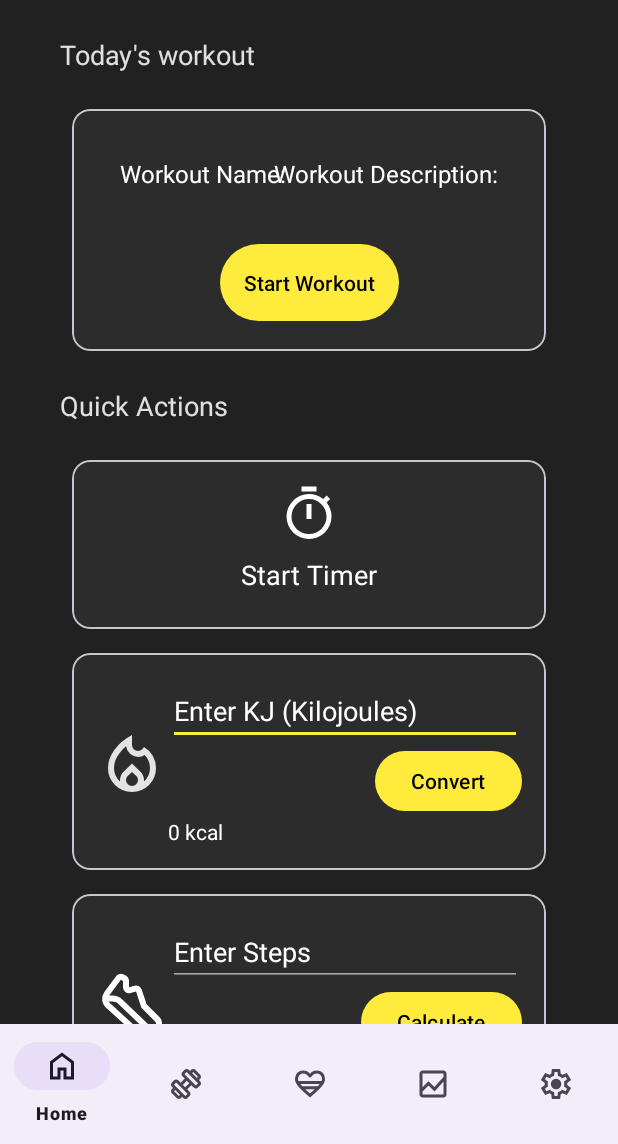
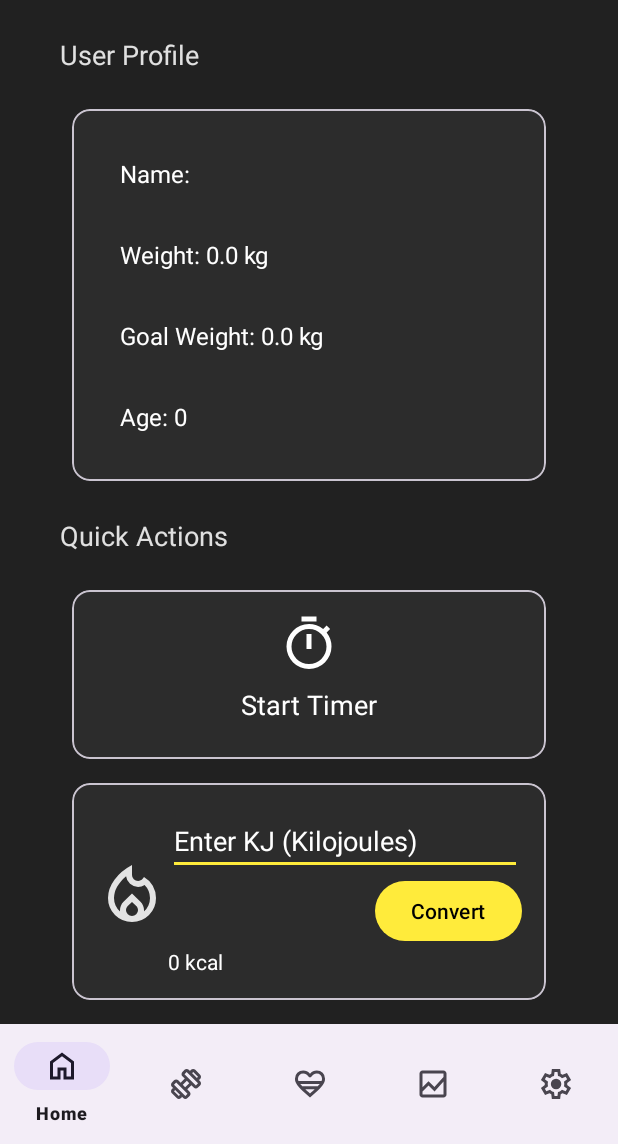
Before and after one commit to aarojs/MyFit-Fitness-Tracker, an Android app: the screen it shows after launch (MainActivity), on a phone screen of 412 x 824 dp, the part 92-1236 px from its top. Run offline under Robolectric (Android 15) with nearby library versions, the phone set to English and light mode, and no system bars; our stand-ins replace navigation-ui.

Commit message:
Updated Home Fragment to display user settings

```diff
--- a/app/src/main/java/au/edu/swin/mobiledev/assignment03/myfit/ui/home/HomeFragment.kt
+++ b/app/src/main/java/au/edu/swin/mobiledev/assignment03/myfit/ui/home/HomeFragment.kt
@@ -1,21 +1,28 @@
 package au.edu.swin.mobiledev.assignment03.myfit.ui.home
 
 import android.os.Bundle
+import android.provider.Settings
 import androidx.fragment.app.Fragment
 import android.view.LayoutInflater
 import android.view.View
 import android.view.ViewGroup
 import androidx.core.view.ViewCompat
 import androidx.core.view.WindowInsetsCompat
+import androidx.lifecycle.ViewModelProvider
+import androidx.lifecycle.lifecycleScope
 import androidx.navigation.fragment.findNavController
 import au.edu.swin.mobiledev.assignment03.myfit.R
 import au.edu.swin.mobiledev.assignment03.myfit.databinding.FragmentHomeBinding
+import au.edu.swin.mobiledev.assignment03.myfit.ui.settings.SettingsViewModel
+import kotlinx.coroutines.flow.collectLatest
+import kotlinx.coroutines.launch
 
 
 class HomeFragment : Fragment() {
 
     private var _binding: FragmentHomeBinding? = null
     private val binding get() = _binding!! // assert that binding is not null when accessed
+    private lateinit var settingsViewModel: SettingsViewModel
 
     override fun onCreateView(
         inflater: LayoutInflater,
@@ -28,6 +35,7 @@ class HomeFragment : Fragment() {
 
     override fun onViewCreated(view: View, savedInstanceState: Bundle?) {
         super.onViewCreated(view, savedInstanceState)
+        settingsViewModel = ViewModelProvider(requireActivity())[SettingsViewModel::class.java]
 
         val scrollView = binding.homeScrollView
 
@@ -44,10 +52,23 @@ class HomeFragment : Fragment() {
             )
         }
 
-        // Navigate to today's workout
-        // How to display today's workout though?
-        binding.startWorkoutBtn.setOnClickListener {
-            findNavController().navigate(R.id.action_homeFragment_to_workoutDetailFragment)
+        // user Profile
+        viewLifecycleOwner.lifecycleScope.launch {
+            settingsViewModel.userSettings.collectLatest { settings ->
+                val name = settings["name"] ?: ""
+                val weight = settings["weight"] ?: 0f
+                val goalWeight = settings["goal_weight"] ?: 0f
+                val age = settings["age"] ?: 0
+
+                val nameString = "Name: $name"
+                val weightString = "Weight: $weight kg"
+                val goalWeightString = "Goal Weight: $goalWeight kg"
+                val ageString = "Age: $age"
+                binding.userName.text = nameString
+                binding.userWeight.text = weightString
+                binding.userGoalWeight.text = goalWeightString
+                binding.userAge.text = ageString
+            }
         }
 
         // Timer Card Fragment
--- a/app/src/main/java/au/edu/swin/mobiledev/assignment03/myfit/ui/settings/SettingsFragment.kt
+++ b/app/src/main/java/au/edu/swin/mobiledev/assignment03/myfit/ui/settings/SettingsFragment.kt
@@ -5,6 +5,7 @@ import androidx.fragment.app.Fragment
 import android.view.LayoutInflater
 import android.view.View
 import android.view.ViewGroup
+import androidx.lifecycle.ViewModelProvider
 import au.edu.swin.mobiledev.assignment03.myfit.R
 import au.edu.swin.mobiledev.assignment03.myfit.databinding.FragmentSettingsBinding
 import androidx.lifecycle.lifecycleScope
@@ -28,12 +29,23 @@ class SettingsFragment : Fragment() {
     }
 
     override fun onViewCreated(view: View, savedInstanceState: Bundle?) {
+        super.onViewCreated(view, savedInstanceState)
+        viewModel = ViewModelProvider(requireActivity())[SettingsViewModel::class.java]
+
+
         viewLifecycleOwner.lifecycleScope.launch {
             viewModel.userSettings.collectLatest { settings ->
-                binding.profileName.setText(settings["name"].toString())
-                binding.profileWeight.setText(settings["weight"].toString())
-                binding.profileGoalWeight.setText(settings["weight"].toString())
-                binding.profileAge.setText(settings["age"].toString())
+
+                val name = settings["name"] as? String
+                val weight = settings["weight"] as? Float
+                val goalWeight = settings["goal_weight"] as? Float
+                val age = settings["age"] as? Int
+
+                if (!name.isNullOrEmpty()) binding.profileName.setText(name)
+                if (weight != null && weight != 0f) binding.profileWeight.setText(weight.toString())
+                if (goalWeight != null && goalWeight != 0f) binding.profileGoalWeight.setText(goalWeight.toString())
+                if (age != null && age != 0) binding.profileAge.setText(age.toString())
+            }
         }
 
         binding.settingsSaveBtn.setOnClickListener {
@@ -44,7 +56,6 @@ class SettingsFragment : Fragment() {
 
             viewModel.saveSettings(name, weight, goalWeight, age)
         }
-        }
 
     }
 
--- a/app/src/main/java/au/edu/swin/mobiledev/assignment03/myfit/ui/settings/SettingsViewModel.kt
+++ b/app/src/main/java/au/edu/swin/mobiledev/assignment03/myfit/ui/settings/SettingsViewModel.kt
@@ -17,10 +17,10 @@ class SettingsViewModel(application: Application) : AndroidViewModel(application
 
     val userSettings = dataStore.data.map { prefs ->
         mapOf(
-            "name" to (prefs[UserPreferencesKeys.PROFILE_NAME] ?: ""),
-            "weight" to (prefs[UserPreferencesKeys.WEIGHT] ?: 0f),
-            "goal_weight" to (prefs[UserPreferencesKeys.GOAL_WEIGHT] ?: 0f),
-            "age" to (prefs[UserPreferencesKeys.AGE] ?: 0)
+            "name" to (prefs[UserPreferencesKeys.PROFILE_NAME]),
+            "weight" to (prefs[UserPreferencesKeys.WEIGHT]),
+            "goal_weight" to (prefs[UserPreferencesKeys.GOAL_WEIGHT]),
+            "age" to (prefs[UserPreferencesKeys.AGE])
         )
     }.stateIn(viewModelScope, SharingStarted.Lazily, emptyMap())
 
--- a/app/src/main/res/layout/fragment_home.xml
+++ b/app/src/main/res/layout/fragment_home.xml
@@ -31,11 +31,11 @@
 
         <!-- Today’s workout -->
         <TextView
-            android:id="@+id/textTodayWorkout"
+            android:id="@+id/userProfileTitle"
             android:layout_width="0dp"
             android:layout_height="wrap_content"
             android:padding="@dimen/card_margin"
-            android:text="@string/today_workout"
+            android:text="@string/user_profile"
             android:textColor="@color/lightGreyText"
             android:textSize="@dimen/text_size_h2"
             android:layout_marginTop="@dimen/fragment_padding"
@@ -45,13 +45,13 @@
 
         <!-- Today's Workout Card -->
         <com.google.android.material.card.MaterialCardView
-            android:id="@+id/todayWorkoutCard"
+            android:id="@+id/userProfileCard"
             android:layout_width="0dp"
             android:layout_height="wrap_content"
             android:layout_margin="@dimen/fragment_padding"
             app:cardCornerRadius="@dimen/card_corner_radius"
             android:backgroundTint="@color/cardBackground"
-            app:layout_constraintTop_toBottomOf="@id/textTodayWorkout"
+            app:layout_constraintTop_toBottomOf="@id/userProfileTitle"
             app:layout_constraintStart_toStartOf="parent"
             app:layout_constraintEnd_toEndOf="parent"
             android:elevation="4dp"
@@ -63,38 +63,52 @@
                 android:padding="@dimen/fragment_padding">
 
                 <TextView
-                    android:id="@+id/workoutName"
+                    android:id="@+id/userName"
                     android:layout_width="0dp"
                     android:layout_height="wrap_content"
                     android:padding="@dimen/fragment_padding"
                     app:layout_constraintStart_toStartOf="parent"
                     app:layout_constraintTop_toTopOf="parent"
-                    android:text="@string/workout_name"
+                    android:text="@string/age_hint"
                     android:textColor="@android:color/white"
                     android:textSize="@dimen/text_size_h3"/>
 
                 <TextView
-                    android:id="@+id/workoutDesc"
+                    android:id="@+id/userWeight"
                     android:layout_width="0dp"
                     android:layout_height="wrap_content"
                     android:padding="@dimen/fragment_padding"
-                    app:layout_constraintTop_toTopOf="parent"
-                    app:layout_constraintEnd_toEndOf="parent"
-                    android:text="@string/workout_desc"
+                    app:layout_constraintStart_toStartOf="parent"
+                    app:layout_constraintTop_toBottomOf="@id/userName"
+                    android:text="@string/weight_hint"
                     android:textColor="@android:color/white"
                     android:textSize="@dimen/text_size_h3"/>
 
-                <Button
-                    android:id="@+id/startWorkoutBtn"
-                    android:layout_width="wrap_content"
+                <TextView
+                    android:id="@+id/userGoalWeight"
+                    android:layout_width="0dp"
                     android:layout_height="wrap_content"
-                    android:layout_margin="@dimen/fragment_padding"
                     android:padding="@dimen/fragment_padding"
                     app:layout_constraintStart_toStartOf="parent"
-                    app:layout_constraintEnd_toEndOf="parent"
-                    app:layout_constraintTop_toBottomOf="@id/workoutName"
-                    android:text="@string/start_workout"
-                    />
+                    app:layout_constraintTop_toBottomOf="@id/userWeight"
+                    android:text="@string/goal_weight_hint"
+                    android:textColor="@android:color/white"
+                    android:textSize="@dimen/text_size_h3"/>
+
+                <TextView
+                    android:id="@+id/userAge"
+                    android:layout_width="0dp"
+                    android:layout_height="wrap_content"
+                    android:padding="@dimen/fragment_padding"
+                    app:layout_constraintStart_toStartOf="parent"
+                    app:layout_constraintTop_toBottomOf="@id/userGoalWeight"
+                    android:text="@string/age_hint"
+                    android:textColor="@android:color/white"
+                    android:textSize="@dimen/text_size_h3"/>
+
+
+
+
 
             </androidx.constraintlayout.widget.ConstraintLayout>
         </com.google.android.material.card.MaterialCardView>
@@ -109,7 +123,7 @@
             android:textColor="@color/lightGreyText"
             android:textSize="@dimen/text_size_h2"
             android:layout_marginTop="@dimen/fragment_padding"
-            app:layout_constraintTop_toBottomOf="@id/todayWorkoutCard"
+            app:layout_constraintTop_toBottomOf="@id/userProfileCard"
             app:layout_constraintStart_toStartOf="parent"
             app:layout_constraintEnd_toEndOf="parent" />
 
--- a/app/src/main/res/values/strings.xml
+++ b/app/src/main/res/values/strings.xml
@@ -42,7 +42,7 @@
 
     <!--    Home Screen Text-->
     <string name="home_greeting">Welcome Back, lets get MyFit</string>
-    <string name="today_workout">Today\'s workout </string>
+    <string name="user_profile">User Profile </string>
     <string name="quick_actions">Quick Actions</string>
     <string name="timer">Timer</string>
     <string name="start_timer">Start Timer</string>
```
Lines whose indentation alone changed are shown as unchanged.
